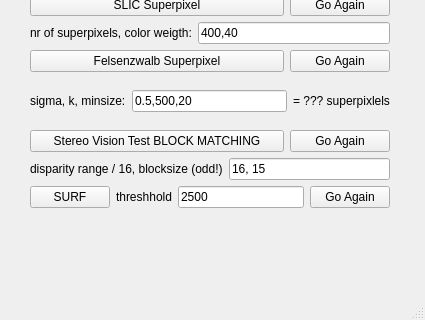
Above: SegmentationHelper/mainwindow.ui from yudanaz/masterthesis before the change; both pictures show x 0 to 425 and y 151 to 471 of the 425 by 471 pixel window. Below: the same form after it.
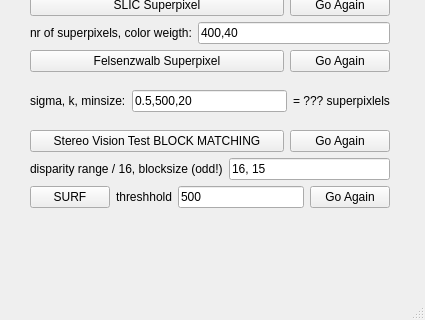
That is the form after the change.

What changed in the file:
```diff
--- a/SegmentationHelper/mainwindow.ui
+++ b/SegmentationHelper/mainwindow.ui
@@ -232,7 +232,7 @@
        <item>
         <widget class="QLineEdit" name="lineEdit_surfInfo">
          <property name="text">
-          <string>2500</string>
+          <string>500</string>
          </property>
         </widget>
        </item>
```
Left out of the diff: 2 changed lines with no effect on the pictures.
